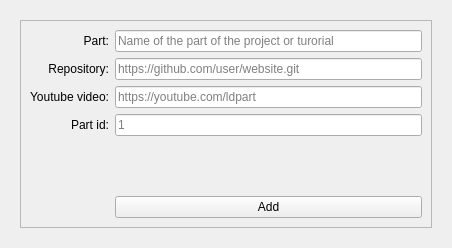
Before: the Qt Designer form src/view/ui/part/form.ui in fersilentt/ProgrammingDirectories, drawn with Qt 5.
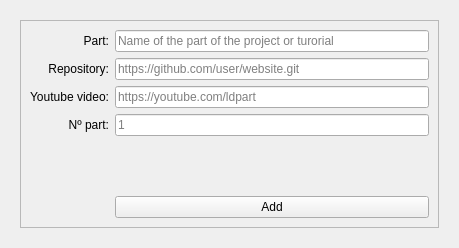
After: the same form once the commit is applied.

```diff
--- a/src/view/ui/part/form.ui
+++ b/src/view/ui/part/form.ui
@@ -6,7 +6,7 @@
    <rect>
     <x>0</x>
     <y>0</y>
-    <width>452</width>
+    <width>459</width>
     <height>248</height>
    </rect>
   </property>
@@ -104,7 +104,7 @@
          <item row="3" column="0">
           <widget class="QLabel" name="label_4">
            <property name="text">
-            <string>Part id:</string>
+            <string>Nº part:</string>
            </property>
            <property name="alignment">
             <set>Qt::AlignRight|Qt::AlignTrailing|Qt::AlignVCenter</set>
```
Left out of the diff: 2 changed lines with no effect on the pictures.
